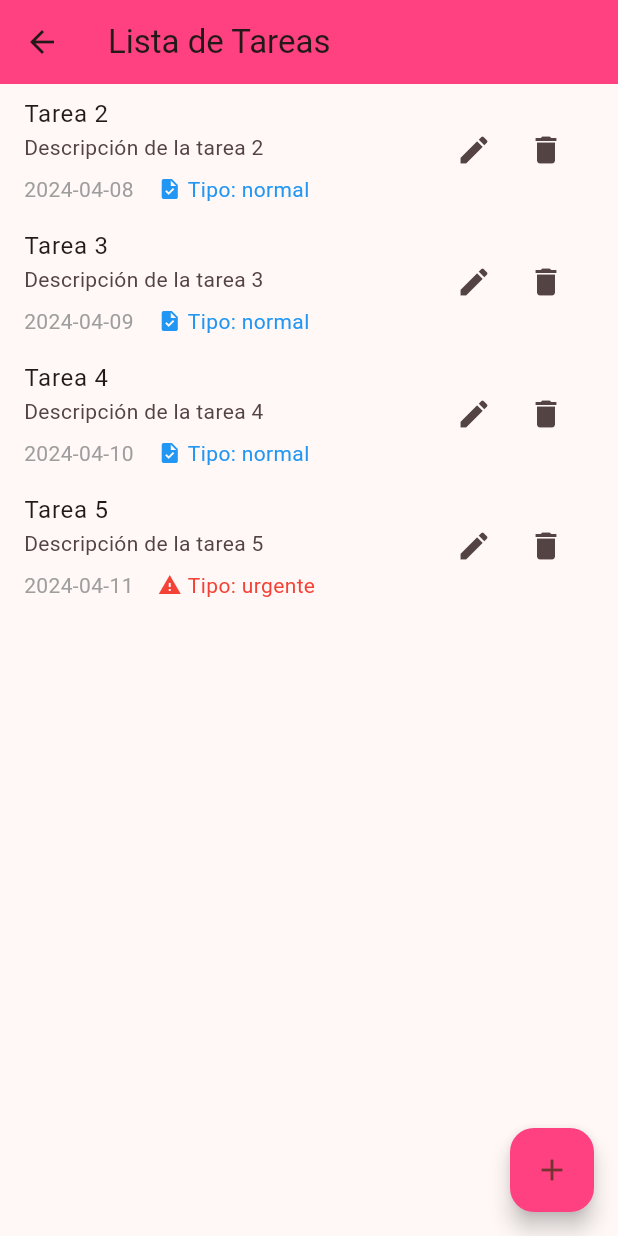
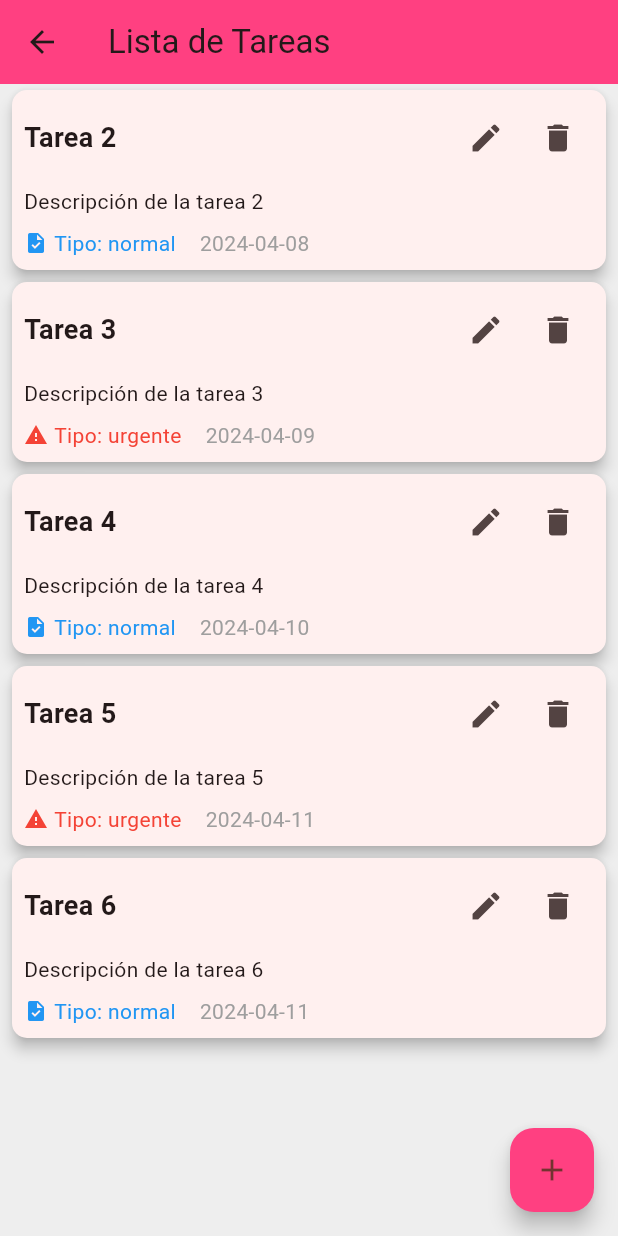
Before and after one commit to diegobenitez2005/dbenitez-flutter001, a Flutter app: the TareasScreen screen opened directly, after a tap on the "delete" icon, on a phone screen of 412 x 824 dp. Run offline on Flutter 3.47's test engine with Material 3 defaults, Android fonts, the phone set to English and light mode, and no system bars.

Commit message:
Prompt 3
Implementa scroll infinito y mejora manejo de tareas
Agrega scroll infinito con carga progresiva de tareas
Implementa TaskCardHelper para mejorar la presentación
Optimiza llamadas al servidor con setState local
Añade Dismissible para eliminar tareas
Mejora el manejo de estados y errores
Como simula el scroll infinito la persistencia : Utiliza List.generate
para generar 5 nuevos objetos de la clase Task, luego utiliza setState
para actualizar el estado del widget, dentro del setState se puede ver
que utliza addAll para añadir las tareas que se crearon
para luego sumar cinco al nextTaskId porque debe generar seis
nuevas tareas.
Que ventaja tiene usar Helper para el card: Esto ayuda a mantener la UI
separa de la logica, tambien hace el codigo mas legible, facil de
mantener y mejora la testibilidad el mismo.

```diff
--- a/lib/data/repositories/task_repository.dart
+++ b/lib/data/repositories/task_repository.dart
@@ -16,7 +16,7 @@ class TaskRepository {
     ),
     Task(
       title: 'Tarea 3',
-      type: 'normal',
+      type: 'urgente',
       descripcion: 'Descripción de la tarea 3',
       fecha: DateTime(2024, 4, 9),
     ),
@@ -32,6 +32,14 @@ class TaskRepository {
       descripcion: 'Descripción de la tarea 5',
       fecha: DateTime(2024, 4, 11),
     ),
+    Task(
+      title: 'Tarea 6',
+      type: 'normal',
+      descripcion: 'Descripción de la tarea 6',
+      fecha: DateTime(2024, 4, 11),
+    ),
+
+
   ];
 
   List<Task> _tasks = List.from(initialTasks);
@@ -49,7 +57,6 @@ class TaskRepository {
   // Setters
   void addTask(Task task) {
     _tasks.add(task);
-
   }
 
   bool updateTask(int index, Task task) {
--- a/lib/main.dart
+++ b/lib/main.dart
@@ -1,3 +1,5 @@
+import 'package:diego/presentation/tareas_screen.dart';
+import 'package:diego/presentation/welcome_screen.dart';
 import 'package:flutter/material.dart';
 import 'package:diego/presentation/login_screen.dart';
 
@@ -33,7 +35,9 @@ class MyApp extends StatelessWidget {
           seedColor: const Color.fromARGB(255, 255, 77, 77),
         ),
       ),
-      home: const MyHomePage(title: 'Diego Benitez'),
+      home: const MyHomePage(
+        title: 'Diego App',
+      ),
     );
   }
 }
--- /dev/null
+++ b/lib/presentation/helpers/task_card_helper.dart
@@ -0,0 +1,92 @@
+import 'package:flutter/material.dart';
+import 'package:diego/domain/entities/task.dart';
+import 'package:diego/api/service/task_service.dart';
+
+class TaskCardHelper {
+  static Widget buildTaskCard(
+    Task task, {
+    required VoidCallback onEdit,
+    required VoidCallback onDelete,
+  }) {
+    return Dismissible(
+      key: Key(task.title),
+      background: Container(
+        alignment: Alignment.centerLeft,
+        color: Colors.red,
+        child: Icon(Icons.delete),
+      ),
+      direction: DismissDirection.startToEnd,
+      onDismissed: (rigth) {
+        onDelete();
+        // ScaffoldMessenger.of(context).showSnackBar(
+        //   SnackBar(content: Text("${task.title} eliminada")),
+        // );
+      },
+      child: Card(
+        shape: RoundedRectangleBorder(
+          borderRadius: BorderRadius.circular(10.0),
+        ),
+        elevation: 4,
+        margin: const EdgeInsets.symmetric(horizontal: 8, vertical: 4),
+        child: Padding(
+          padding: const EdgeInsets.all(8.0),
+          child: Column(
+            crossAxisAlignment: CrossAxisAlignment.start,
+            children: [
+              Row(
+                mainAxisAlignment: MainAxisAlignment.spaceBetween,
+                children: [
+                  Expanded(
+                    child: Text(
+                      task.title,
+                      style: const TextStyle(
+                        fontSize: 18,
+                        fontWeight: FontWeight.bold,
+                      ),
+                    ),
+                  ),
+                  Row(
+                    children: [
+                      IconButton(
+                        icon: const Icon(Icons.edit),
+                        onPressed: onEdit,
+                      ),
+                      IconButton(
+                        icon: const Icon(Icons.delete),
+                        onPressed: onDelete,
+                      ),
+                    ],
+                  ),
+                ],
+              ),
+              const SizedBox(height: 8),
+              Text(task.descripcion),
+              const SizedBox(height: 8),
+              Row(
+                children: [
+                  Icon(
+                    task.type == 'urgente' ? Icons.warning : Icons.task,
+                    color: task.type == 'urgente' ? Colors.red : Colors.blue,
+                    size: 16,
+                  ),
+                  const SizedBox(width: 4),
+                  Text(
+                    'Tipo: ${task.type}',
+                    style: TextStyle(
+                      color: task.type == 'urgente' ? Colors.red : Colors.blue,
+                    ),
+                  ),
+                  const SizedBox(width: 16),
+                  Text(
+                    task.fecha.toLocal().toString().split(' ')[0],
+                    style: const TextStyle(color: Colors.grey),
+                  ),
+                ],
+              ),
+            ],
+          ),
+        ),
+      ),
+    );
+  }
+}
--- a/lib/presentation/tareas_screen.dart
+++ b/lib/presentation/tareas_screen.dart
@@ -2,6 +2,7 @@ import 'package:flutter/material.dart';
 import 'package:diego/domain/entities/task.dart';
 import 'package:diego/constants/constants.dart';
 import 'package:diego/api/service/task_service.dart';
+import 'package:diego/presentation/helpers/task_card_helper.dart';
 
 class TareasScreen extends StatefulWidget {
   const TareasScreen({super.key});
@@ -14,6 +15,8 @@ class _TareasScreenState extends State<TareasScreen> {
   final TaskService _taskService = TaskService();
   final ScrollController _scrollController = ScrollController();
   List<Task> _tareas = [];
+  int _nextTaskId = 7; // Para simular nuevas tareas
+  bool _isLoading = false;
 
   @override
   void initState() {
@@ -31,8 +34,9 @@ class _TareasScreenState extends State<TareasScreen> {
   void _scrollListener() {
     if (_scrollController.position.pixels ==
         _scrollController.position.maxScrollExtent) {
-      // TODO: Implement pagination logic here
-      _cargarMasTareas();
+      if (!_isLoading) {
+        _cargarMasTareas();
+      }
     }
   }
 
@@ -47,34 +51,65 @@ class _TareasScreenState extends State<TareasScreen> {
     }
   }
 
-  void _cargarMasTareas() {
-    // TODO: Implement loading more tasks
+  Future<void> _cargarMasTareas() async {
+    if (_isLoading) return;
+
+    setState(() {
+      _isLoading = true;
+    });
+
+    // Simulamos carga de 5 tareas nuevas
+    await Future.delayed(const Duration(seconds: 1));
+
+    final nuevasTareas = List.generate(5, (index) {
+      return Task(
+        title: 'Tarea ${_nextTaskId + index}',
+        type: (index % 2) == 0 ? 'normal' : 'urgente',
+        descripcion: 'Descripción de tarea ${_nextTaskId + index}',
+        fecha: DateTime.now().add(Duration(days: index)),
+      );
+    });
+
+    setState(() {
+      _tareas.addAll(nuevasTareas);
+      _nextTaskId += 5;
+      _isLoading = false;
+    });
   }
 
   Future<void> _agregarTarea(Task tarea) async {
     try {
       await _taskService.createTask(tarea);
-      await _cargarTareas();
+      setState(() {
+        _tareas.add(tarea);
+      });
     } catch (e) {
       _mostrarError('Error al agregar tarea: $e');
+      await _cargarTareas(); // Recargar solo en caso de error
     }
   }
 
   Future<void> _actualizarTarea(int index, Task tarea) async {
     try {
       await _taskService.updateTask(index, tarea);
-      await _cargarTareas();
+      setState(() {
+        _tareas[index] = tarea;
+      });
     } catch (e) {
       _mostrarError('Error al actualizar tarea: $e');
+      await _cargarTareas(); // Recargar solo en caso de error
     }
   }
 
   Future<void> _eliminarTarea(int index) async {
     try {
       await _taskService.deleteTask(index);
-      await _cargarTareas();
+      setState(() {
+        _tareas.removeAt(index);
+      });
     } catch (e) {
       _mostrarError('Error al eliminar tarea: $e');
+      await _cargarTareas(); // Recargar solo en caso de error
     }
   }
 
@@ -196,6 +231,7 @@ class _TareasScreenState extends State<TareasScreen> {
   @override
   Widget build(BuildContext context) {
     return Scaffold(
+      backgroundColor: Colors.grey[200],
       appBar: AppBar(
         title: const Text(TITLE_APPBAR),
         backgroundColor: Colors.pinkAccent,
@@ -205,67 +241,24 @@ class _TareasScreenState extends State<TareasScreen> {
               ? const Center(child: Text(EMPTY_LIST))
               : ListView.builder(
                 controller: _scrollController,
-                itemCount: _tareas.length,
+                itemCount: _tareas.length + 1, // +1 para el indicador de carga
                 itemBuilder: (context, index) {
+                  if (index == _tareas.length) {
+                    return _isLoading
+                        ? const Center(
+                          child: Padding(
+                            padding: EdgeInsets.all(8.0),
+                            child: CircularProgressIndicator(),
+                          ),
+                        )
+                        : const SizedBox();
+                  }
+
                   final task = _tareas[index];
-                  return ListTile(
-                    title: Text(task.title),
-                    subtitle: Column(
-                      crossAxisAlignment: CrossAxisAlignment.start,
-                      children: [
-                        Text(task.descripcion),
-                        const SizedBox(height: 8),
-                        Row(
-                          children: [
-                            // Fecha
-                            Text(
-                              task.fecha.toLocal().toString().split(' ')[0],
-                              style: const TextStyle(color: Colors.grey),
-                            ),
-                            const SizedBox(width: 16),
-                            // Tipo con icono
-                            Row(
-                              children: [
-                                Icon(
-                                  task.type == 'urgente'
-                                      ? Icons.warning
-                                      : Icons.task,
-                                  color:
-                                      task.type == 'urgente'
-                                          ? Colors.red
-                                          : Colors.blue,
-                                  size: 16,
-                                ),
-                                const SizedBox(width: 4),
-                                Text(
-                                  'Tipo: ${task.type}',
-                                  style: TextStyle(
-                                    color:
-                                        task.type == 'urgente'
-                                            ? Colors.red
-                                            : Colors.blue,
-                                  ),
-                                ),
-                              ],
-                            ),
-                          ],
-                        ),
-                      ],
-                    ),
-                    trailing: Row(
-                      mainAxisSize: MainAxisSize.min,
-                      children: [
-                        IconButton(
-                          icon: const Icon(Icons.edit),
-                          onPressed:
-                              () => _mostrarModalAgregarTarea(index: index),
-                        ),
-                        IconButton(
-                          icon: const Icon(Icons.delete),
-                          onPressed: () => _eliminarTarea(index),
-                        ),
-                      ],
-                    ),
+                  return TaskCardHelper.buildTaskCard(
+                    task,
+                    onEdit: () => _mostrarModalAgregarTarea(index: index),
+                    onDelete: () => _eliminarTarea(index),
                   );
                 },
               ),
```
